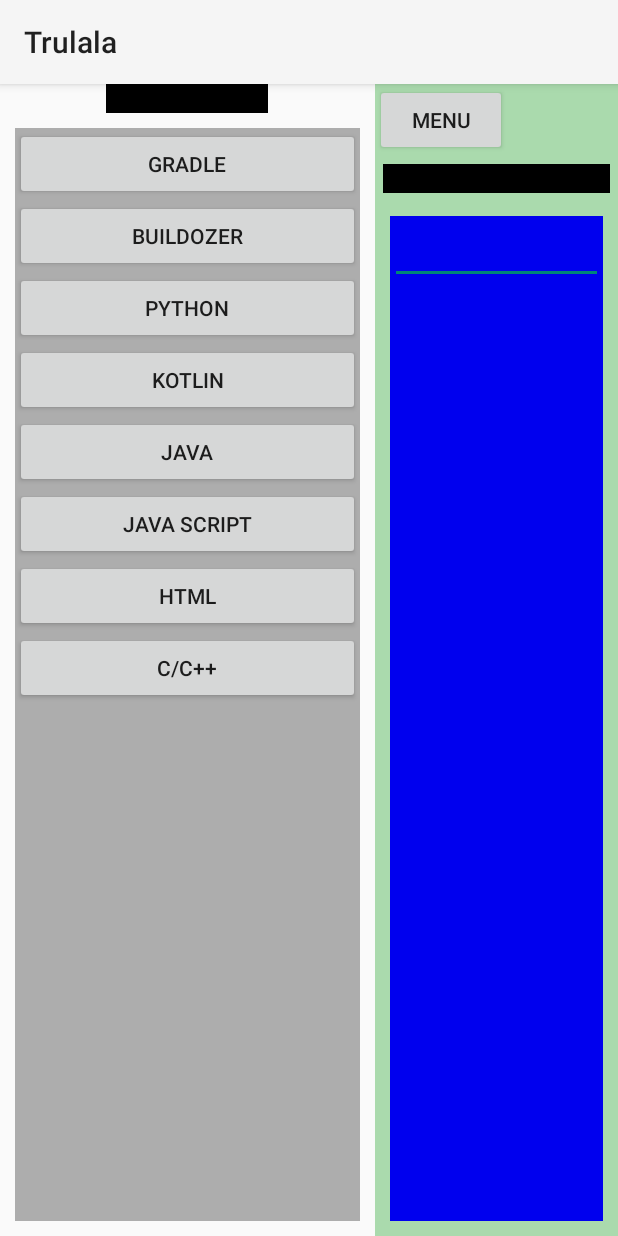
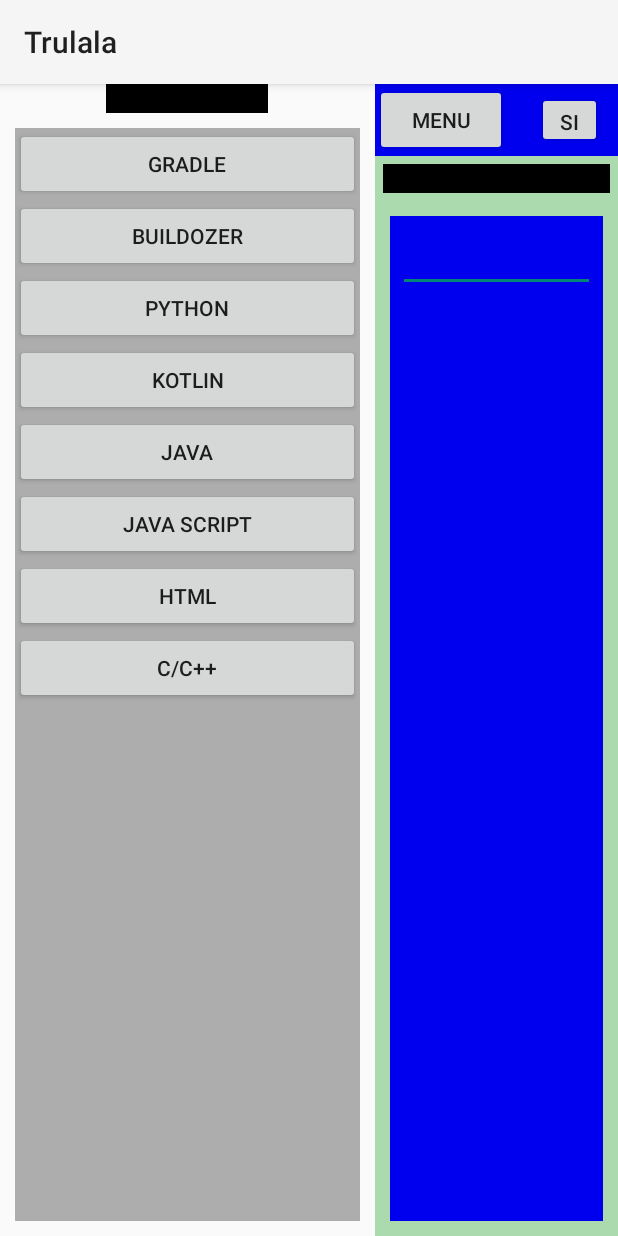
Before and after one commit to TrulalaGo/Trulala, an Android app: the screen it shows after launch (MainActivity), after a tap on "MENU", on a phone screen of 412 x 824 dp. Run offline under Robolectric (Android 15) with nearby library versions, the phone set to English and light mode, and no system bars.

Commit message:
Update activity_main.xml

```diff
--- a/APLICATION/Trulala/app/src/main/res/layout/activity_main.xml
+++ b/APLICATION/Trulala/app/src/main/res/layout/activity_main.xml
@@ -34,42 +34,50 @@
             <Button
                  android:layout_height="wrap_content"
                  android:layout_width="match_parent"
-                 android:text="GRADLE" />
+                 android:text="GRADLE"
+                 android:id="@+id/gradle" />
 
             <Button
                  android:layout_height="wrap_content"
                  android:layout_width="match_parent"
-                 android:text="BUILDOZER" />
+                 android:text="BUILDOZER"
+                 android:id="@+id/buildozer" />
 
             <Button
                  android:layout_height="wrap_content"
                  android:layout_width="match_parent"
-                 android:text="PYTHON" />
+                 android:text="PYTHON"
+                 android:id="@+id/python" />
 
             <Button
                  android:layout_height="wrap_content"
                  android:layout_width="match_parent"
-                 android:text="KOTLIN" />
+                 android:text="KOTLIN"
+                 android:id="@+id/kotlin" />
 
             <Button
                  android:layout_height="wrap_content"
                  android:layout_width="match_parent"
-                 android:text="JAVA" />
+                 android:text="JAVA"
+                 android:id="@+id/java" />
 
             <Button
                  android:layout_height="wrap_content"
                  android:layout_width="match_parent"
-                 android:text="JAVA SCRIPT" />
+                 android:text="JAVA SCRIPT"
+                 android:id="@+id/javascript" />
 
             <Button
                  android:layout_height="wrap_content"
                  android:layout_width="match_parent"
-                 android:text="HTML" />
+                 android:text="HTML"
+                 android:id="@+id/html" />
 
             <Button
                  android:layout_height="wrap_content"
                  android:layout_width="match_parent"
-                 android:text="C/C++" />
+                 android:text="C/C++"
+                 android:id="@+id/cc" />
 
         </GridLayout>
 
@@ -81,18 +89,49 @@
          android:background="#AADAAD"
          android:orientation="vertical">
 
-        <Button
+        <LinearLayout
              android:layout_height="wrap_content"
-             android:layout_width="wrap_content"
-             android:id="@+id/menubtn"
-             android:text="menu" />
+             android:layout_width="match_parent"
+             android:background="#0000EE"
+             android:orientation="horizontal">
+
+            <Button
+                 android:layout_height="wrap_content"
+                 android:layout_width="wrap_content"
+                 android:layout_marginRight="20dp"
+                 android:id="@+id/menubtn"
+                 android:text="MENU" />
+
+            <LinearLayout
+                 android:layout_height="match_parent"
+                 android:layout_width="match_parent"
+                 android:gravity="center_horizontal">
+
+                <Button
+                     android:layout_height="wrap_content"
+                     android:layout_width="wrap_content"
+                     android:layout_margin="5dp"
+                     android:text="simpan"
+                     android:id="@+id/simpan" />
+
+                <Button
+                     android:layout_height="wrap_content"
+                     android:layout_width="wrap_content"
+                     android:layout_margin="5dp"
+                     android:text="mulai"
+                     android:id="@+id/mulai" />
+
+            </LinearLayout>
+
+        </LinearLayout>
 
         <TextView
              android:layout_height="wrap_content"
              android:layout_width="match_parent"
              android:background="#000000"
              android:layout_margin="5dp"
-             android:text="info:" />
+             android:text="info:"
+             android:id="@+id/koreksi" />
 
         <LinearLayout
              android:layout_height="match_parent"
@@ -102,7 +141,8 @@
 
             <ScrollView
                  android:layout_height="match_parent"
-                 android:layout_width="match_parent">
+                 android:layout_width="match_parent"
+                 android:layout_margin="5dp">
 
                 <EditText
                      android:layout_height="match_parent"
```
